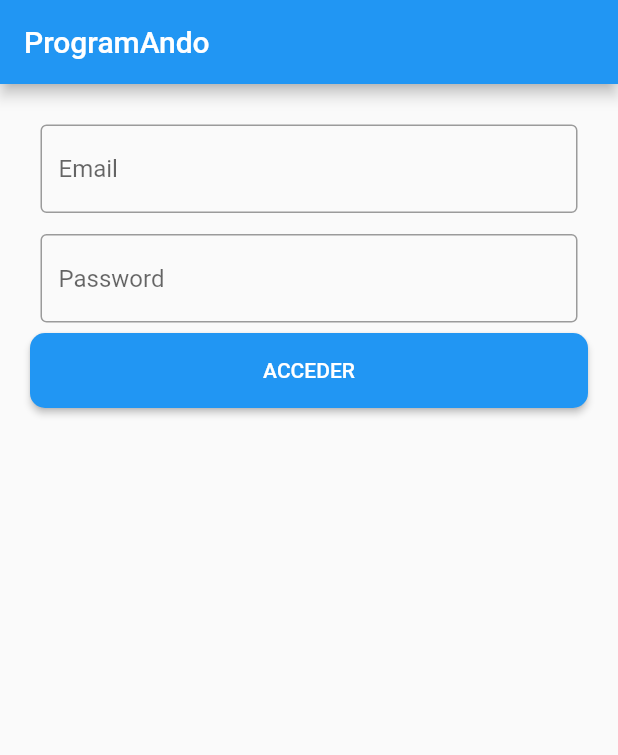
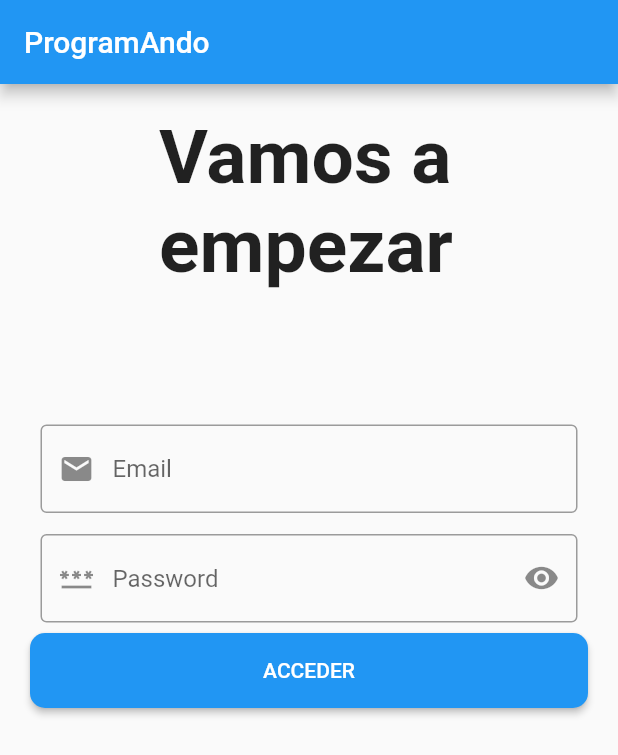
Before and after one commit to MysticalTurtle/program_ando, a Flutter app: the screen it shows after launch, on a phone screen of 412 x 824 dp. Shown: the top 755 px of the screen. Run offline on Flutter 3.47's test engine with Material 2 defaults, Android fonts, the light colour scheme and no system bars; missing offline and left inert: flutter_secure_storage_web.

Commit message:
Login iconos en input

```diff
--- a/lib/presentation/login/login_page.dart
+++ b/lib/presentation/login/login_page.dart
@@ -22,11 +22,23 @@ class LoginPage extends StatelessWidget {
                 mainAxisAlignment: MainAxisAlignment.center,
                 children: [
                   Container(
+                    height: 200.0,
+                    width: 200.0,
+                    child: const Text('Vamos a empezar',
+                      style: TextStyle(
+                        fontSize: 50,
+                        fontWeight: FontWeight.bold
+                      ),
+                    ),
+                  )
+                  ,
+                  Container(
                     margin: const EdgeInsets.all(7),
                     child: const TextField(
                       decoration: InputDecoration(
+                        prefixIcon: Icon(Icons.email),
                         hintText: 'Email',
-                        border: OutlineInputBorder()
+                        border: OutlineInputBorder(),
                       ),
                     ),
                   ),
@@ -34,6 +46,8 @@ class LoginPage extends StatelessWidget {
                     margin: const EdgeInsets.all(7),
                     child: const TextField(
                       decoration: InputDecoration(
+                        prefixIcon: Icon(Icons.password),
+                        suffixIcon: Icon(Icons.remove_red_eye_rounded),
                         hintText: 'Password',
                         border: OutlineInputBorder()
                       ),
```
